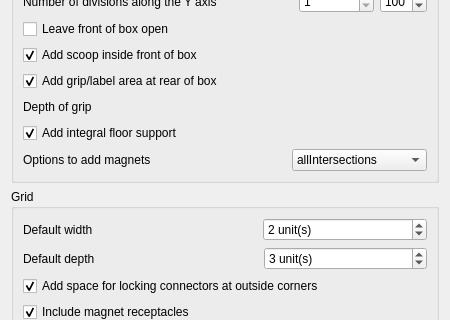
The window that freecad/freegrid/resources/ui/preferences.ui (instancezero/in3dca-freegrid) describes before a commit, drawn with Qt 5; both pictures show x 0 to 450 and y 285 to 605 of the 450 by 900 pixel window.
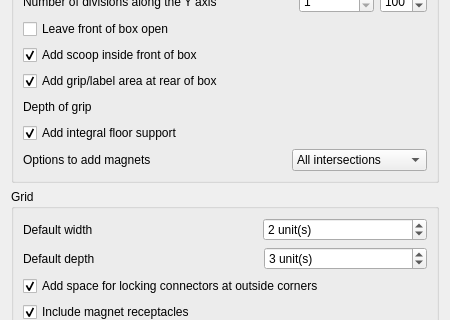
The same window after the commit. Custom widgets are drawn as their Qt base class.

Commit message:
enhancement: make ComboBox entries translatable on preferences page
- Now we compare against the index to know what option was chosen.
- Also, when `magnetOption`/`includeMagnets` is negative the magnet
  parameters are converted to read-only

What changed in the file:
```diff
--- a/freecad/freegrid/resources/ui/preferences.ui
+++ b/freecad/freegrid/resources/ui/preferences.ui
@@ -729,6 +729,9 @@
             <verstretch>0</verstretch>
            </sizepolicy>
           </property>
+          <property name="currentText">
+           <string>All intersections</string>
+          </property>
           <property name="prefEntry" stdset="0">
            <cstring>magnetOption</cstring>
           </property>
@@ -737,7 +740,7 @@
           </property>
           <item>
            <property name="text">
-            <string notr="true">allIntersections</string>
+            <string>All intersections</string>
            </property>
           </item>
           <item>
```
Left out of the diff: 10 changed lines with no effect on the pictures. The commit also changes 1 other file.
